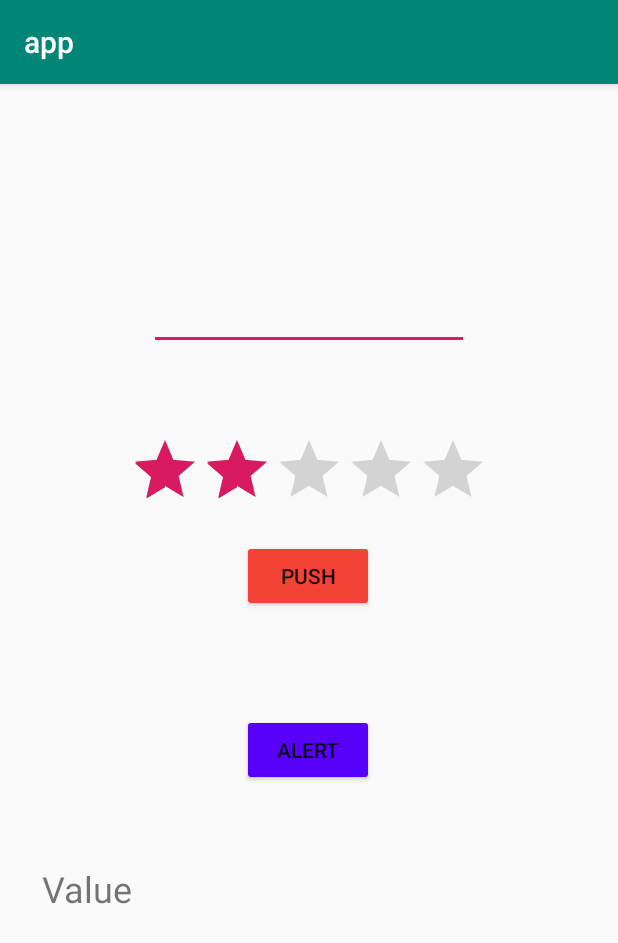
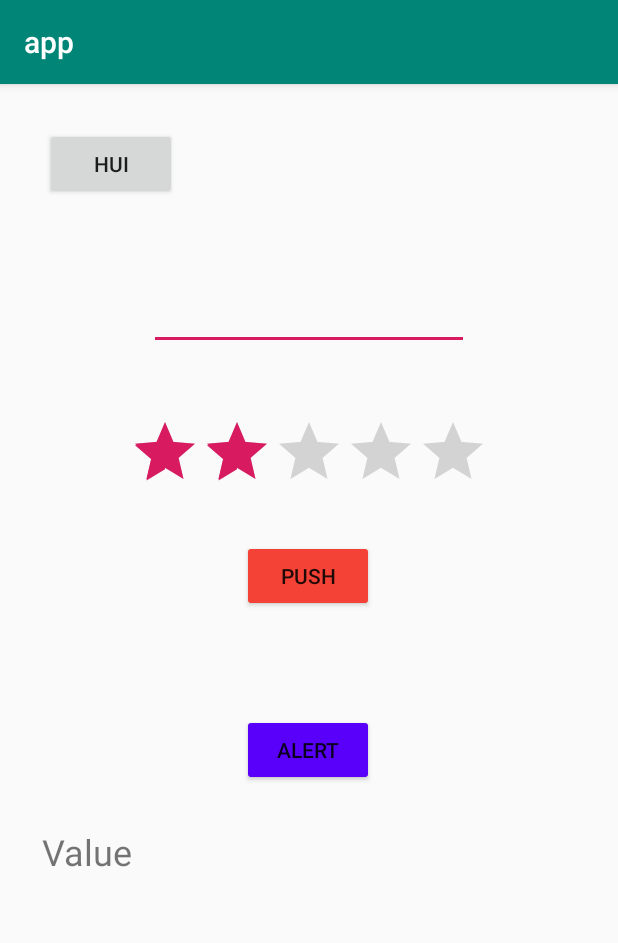
Before and after one commit to Jovakinn/AndroidApp, an Android app: the screen it shows after launch (MainActivity), on a phone screen of 412 x 824 dp. Shown: the top 943 px of the screen. Run offline under Robolectric (Android 15) with nearby library versions, the phone set to English and light mode, and no system bars.

Commit message:
Initial commit

```diff
--- a/app/src/main/java/com/example/app/MainActivity.java
+++ b/app/src/main/java/com/example/app/MainActivity.java
@@ -17,7 +17,7 @@ import android.widget.Toast;
 public class MainActivity extends AppCompatActivity {
 
     private EditText password;
-    private Button button, button_alert;
+    private Button button, button_alert, button2;
     private RatingBar rating;
     private TextView text_show;
 
@@ -32,6 +32,7 @@ public class MainActivity extends AppCompatActivity {
         password = (EditText) findViewById(R.id.editText);
         button = (Button) findViewById(R.id.button);
         button_alert = (Button) findViewById(R.id.alert);
+        button2 = (Button) findViewById(R.id.button2);
 
         button.setOnClickListener(new View.OnClickListener() {
             @Override
@@ -44,6 +45,15 @@ public class MainActivity extends AppCompatActivity {
                         MainActivity.this, password.getText(),
                         Toast.LENGTH_LONG
                 ).show();
+            }
+        });
+
+        button2.setOnClickListener(new View.OnClickListener() {
+            @Override
+            public void onClick(View v) {
+
+                button2.setText("oops)");
+                button2.setBackgroundTintList(ColorStateList.valueOf(Color.RED));
             }
         });
 
--- a/app/src/main/res/layout/activity_main.xml
+++ b/app/src/main/res/layout/activity_main.xml
@@ -60,12 +60,25 @@
     <TextView
             android:id="@+id/textView"
             android:layout_width="80dp"
-            android:layout_height="34dp"
+            android:layout_height="0dp"
             android:layout_marginStart="28dp"
+            android:layout_marginBottom="202dp"
             android:text="Value"
             android:textSize="24sp"
             app:layout_constraintBottom_toBottomOf="parent"
             app:layout_constraintStart_toStartOf="parent"
-            app:layout_constraintTop_toBottomOf="@+id/ratingBar" />
+            app:layout_constraintTop_toBottomOf="@+id/button2" />
+
+    <Button
+            android:id="@+id/button2"
+            android:layout_width="wrap_content"
+            android:layout_height="wrap_content"
+            android:layout_marginStart="30dp"
+            android:layout_marginTop="29dp"
+            android:layout_marginBottom="418dp"
+            android:text="Hui"
+            app:layout_constraintBottom_toTopOf="@+id/textView"
+            app:layout_constraintStart_toStartOf="parent"
+            app:layout_constraintTop_toTopOf="parent" />
 
 </androidx.constraintlayout.widget.ConstraintLayout>
```
